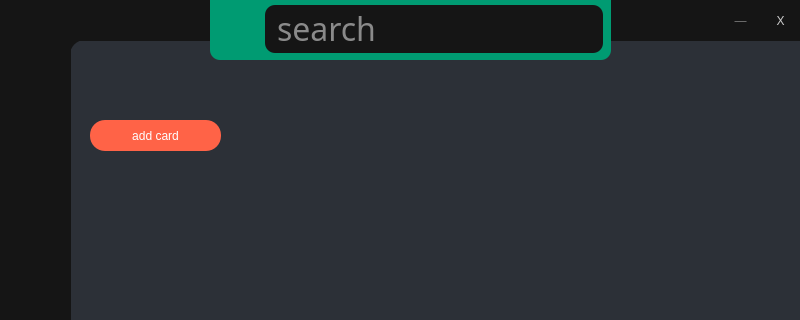
Before: the Qt Designer form command-flow-main-window.ui in command-flow-team/command-flow, drawn with Qt 5; both pictures show x 0 to 800 and y 0 to 320 of the 800 by 600 pixel window.
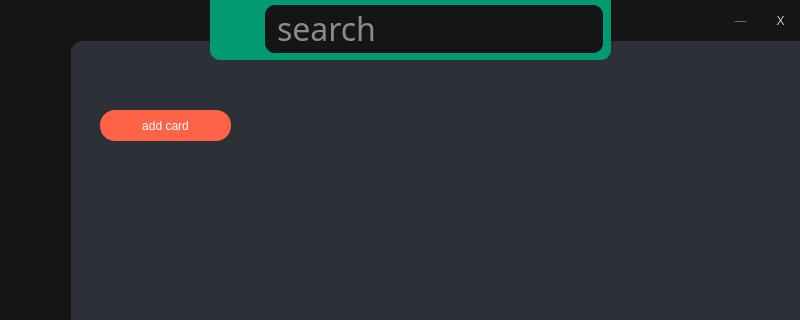
After: the same form once the commit is applied. Icons and pictures are not drawn.

```diff
--- a/command-flow-main-window.ui
+++ b/command-flow-main-window.ui
@@ -299,9 +299,9 @@
      <property name="geometry">
       <rect>
        <x>20</x>
-       <y>30</y>
-       <width>71</width>
-       <height>71</height>
+       <y>70</y>
+       <width>70</width>
+       <height>67</height>
       </rect>
      </property>
      <property name="styleSheet">
@@ -320,8 +320,8 @@
      </property>
      <property name="iconSize">
       <size>
-       <width>75</width>
-       <height>75</height>
+       <width>16</width>
+       <height>16</height>
       </size>
      </property>
     </widget>
@@ -329,14 +329,13 @@
      <property name="geometry">
       <rect>
        <x>20</x>
-       <y>110</y>
+       <y>150</y>
        <width>71</width>
        <height>71</height>
       </rect>
      </property>
      <property name="styleSheet">
-      <string notr="true">color: white;
-font: 14pt &quot;Munson&quot;;</string>
+      <string notr="true"/>
      </property>
      <property name="text">
       <string/>
@@ -424,9 +423,9 @@
    <widget class="QWidget" name="title_bar" native="true">
     <property name="geometry">
      <rect>
-      <x>70</x>
+      <x>0</x>
       <y>0</y>
-      <width>731</width>
+      <width>801</width>
       <height>41</height>
      </rect>
     </property>
@@ -552,10 +551,10 @@
       <widget class="QWidget" name="ccmd_side_bar" native="true">
        <property name="geometry">
         <rect>
-         <x>0</x>
-         <y>0</y>
-         <width>171</width>
-         <height>531</height>
+         <x>-10</x>
+         <y>-10</y>
+         <width>181</width>
+         <height>561</height>
         </rect>
        </property>
        <property name="styleSheet">
@@ -565,7 +564,7 @@
        <widget class="QPushButton" name="add_ccmd_button">
         <property name="geometry">
          <rect>
-          <x>10</x>
+          <x>30</x>
           <y>70</y>
           <width>131</width>
           <height>31</height>
```
Left out of the diff: 46 changed lines with no effect on the pictures.
